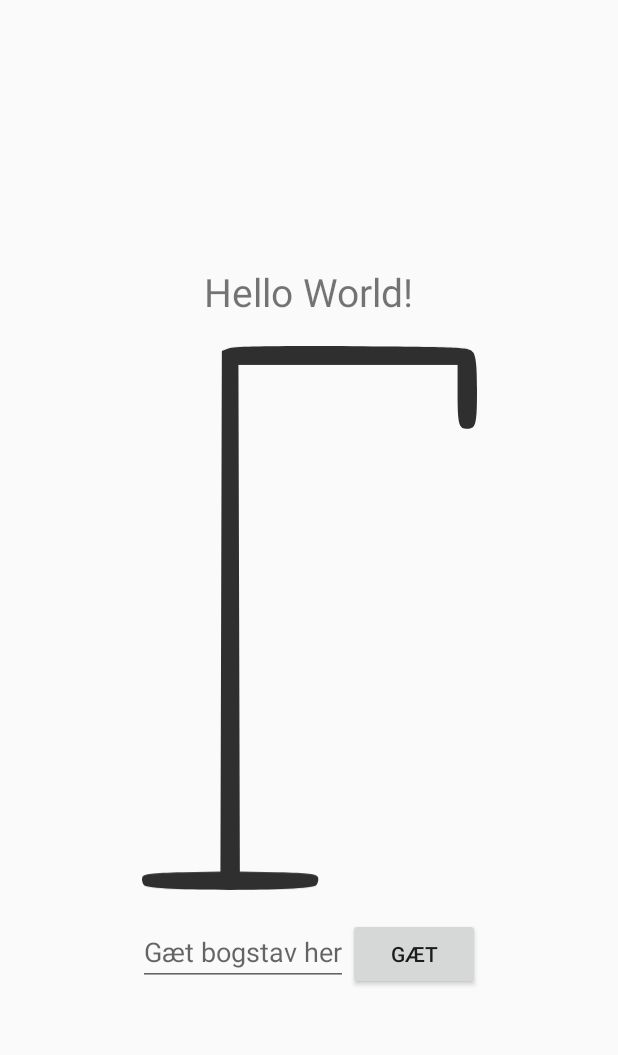
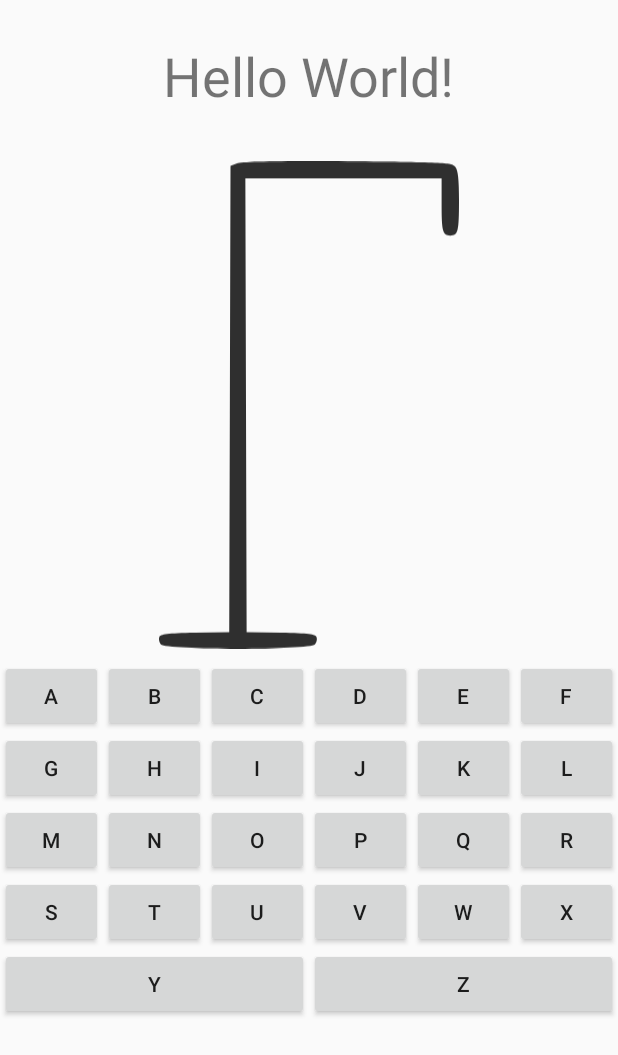
Before and after one commit to Logstor/Galgeleg, an Android app: the screen it shows after launch (MainActivity), after a tap on "New Game", on a phone screen of 412 x 824 dp. Shown: the top 1055 px of the screen. Run offline under Robolectric (Android 15) with nearby library versions, the phone set to English and light mode, and no system bars.

Commit message:
createdButtons() now creates the whole alphabet as buttons.

```diff
--- a/app/src/main/java/com/example/galgeleg/Fragments/GameFragment.java
+++ b/app/src/main/java/com/example/galgeleg/Fragments/GameFragment.java
@@ -5,8 +5,9 @@ import android.view.LayoutInflater;
 import android.view.View;
 import android.view.ViewGroup;
 import android.widget.Button;
-import android.widget.EditText;
 import android.widget.ImageView;
+import android.widget.TableLayout;
+import android.widget.TableRow;
 import android.widget.TextView;
 
 import androidx.annotation.NonNull;
@@ -16,12 +17,14 @@ import androidx.fragment.app.Fragment;
 import com.example.galgeleg.Logic.Galgelogik;
 import com.example.galgeleg.R;
 
+import java.util.ArrayList;
+import java.util.List;
+
 public class GameFragment extends Fragment implements View.OnClickListener
 {
 	private ImageView image;
 	private TextView txt_view;
-	private Button btn_guess;
-	private EditText txt_edit;
+	private List<Button> buttons;
 
 	private Galgelogik logic = Galgelogik.getInstance();
 
@@ -52,14 +55,12 @@ public class GameFragment extends Fragment implements View.OnClickListener
 	 */
 	private void setup(View view)
 	{
+		// Create all buttons
+		createButtons(view);
+
 		// Find element references
 		image		= view.findViewById(R.id.galge);
 		txt_view 	= view.findViewById(R.id.txt_word);
-		btn_guess	= view.findViewById(R.id.guess);
-		txt_edit	= view.findViewById(R.id.txt_guess);
-
-		// Listeners
-		btn_guess.setOnClickListener(this);
 
 		// Set the first picture
 		image.setImageResource(R.drawable.galgevec);
@@ -72,17 +73,11 @@ public class GameFragment extends Fragment implements View.OnClickListener
 	{
 		// Textview update
 		txt_view.setText(logic.getSynligtOrd());
-		txt_edit.setText("");
 
 		if (!logic.erSpilletSlut())
 		{
 			// Update image
 			updateImage();
-		}
-		else
-		{
-			// Change Button text
-			btn_guess.setText(R.string.reset);
 		}
 	}
 
@@ -95,8 +90,6 @@ public class GameFragment extends Fragment implements View.OnClickListener
 		logic.nulstil();
 		// Reset Image
 		image.setImageResource(R.drawable.galgevec);
-		// Reset Button text
-		btn_guess.setText(R.string.gæt);
 		// Update
 		update();
 	}
@@ -128,4 +121,77 @@ public class GameFragment extends Fragment implements View.OnClickListener
 				break;
 		}
 	}
+
+	/**
+	 * This method creates the whole keyboard.
+	 */
+	private void createButtons(View view)
+	{
+		// Get Table layout and alphabet
+		TableLayout layout = view.findViewById(R.id.table);
+		String[] alphabet = getResources().getStringArray(R.array.alphabet);
+
+		// Constants
+		final int LENGTH = alphabet.length;
+		final int BUTTON_ROW = getResources().getInteger(R.integer.btnPerRow);
+
+		// Create the ArrayList
+		buttons = new ArrayList<>(LENGTH);
+
+		// Button params
+		TableRow.LayoutParams params = new TableRow.LayoutParams();
+		params.weight = 1f;
+
+		// Go through all buttons and add them to the table
+		TableRow currRow = new TableRow(getContext());
+		for (int i=0; i < LENGTH ; i++)
+		{
+			// If true then create new row
+			if (i % BUTTON_ROW == 0)
+			{
+				layout.addView(currRow);
+				currRow = new TableRow(getContext());
+			}
+
+			// Create button
+			Button currButton = new Button(getContext());
+
+			// Set button params
+			currButton.setText(alphabet[i]);
+			currButton.setLayoutParams(params);
+
+			// Set buttons onClickListener
+			setButtonListener(currButton);
+
+			// Add Button to TableRow
+			currRow.addView(currButton);
+
+			// Add to button list
+			buttons.add(currButton);
+		}
+
+		// Lastly add to TableLayout
+		layout.addView(currRow);
+	}
+
+	/**
+	 * Set the correct onClickListener for the
+	 * alphabet letters.
+	 * @param btn Button to set
+	 */
+	private void setButtonListener(final Button btn)
+	{
+		btn.setOnClickListener(new View.OnClickListener()
+		{
+			@Override
+			public void onClick(View v)
+			{
+				// Set inactive
+				btn.setEnabled(false);
+
+				// Update logic
+				//TODO: Implement this
+			}
+		});
+	}
 }
--- a/app/src/main/res/layout/fragment_game.xml
+++ b/app/src/main/res/layout/fragment_game.xml
@@ -9,41 +9,30 @@
         android:layout_width="wrap_content"
         android:layout_height="wrap_content"
         android:text="Hello World!"
-        android:textSize="26sp"
+        android:textSize="36sp"
         app:layout_constraintBottom_toTopOf="@id/galge"
+        app:layout_constraintTop_toTopOf="parent"
         app:layout_constraintLeft_toLeftOf="parent"
         app:layout_constraintRight_toRightOf="parent"/>
 
     <ImageView
         android:id="@+id/galge"
-        android:layout_width="223dp"
-        android:layout_height="400dp"
+        android:layout_width="200dp"
+        android:layout_height="340dp"
+        android:layout_marginTop="100dp"
         app:layout_constraintEnd_toEndOf="parent"
         app:layout_constraintStart_toStartOf="parent"
         app:layout_constraintTop_toTopOf="parent"
-        app:layout_constraintBottom_toBottomOf="parent"
         app:srcCompat="@drawable/galgevec" />
 
-    <LinearLayout
+    <TableLayout
+        android:id="@+id/table"
         android:layout_width="wrap_content"
         android:layout_height="wrap_content"
-        app:layout_constraintTop_toBottomOf="@id/galge"
-        app:layout_constraintEnd_toEndOf="parent"
-        app:layout_constraintStart_toStartOf="parent">
+        app:layout_constraintTop_toBottomOf="@+id/galge"
+        app:layout_constraintStart_toStartOf="parent"
+        app:layout_constraintEnd_toEndOf="parent">
 
-        <EditText
-            android:id="@+id/txt_guess"
-            android:layout_width="wrap_content"
-            android:layout_height="wrap_content"
-            android:hint="@string/editHint"
-            android:inputType="textPersonName"
-            android:text="" />
-
-        <Button
-            android:id="@+id/guess"
-            android:layout_width="wrap_content"
-            android:layout_height="wrap_content"
-            android:text="@string/gæt" />
-    </LinearLayout>
+    </TableLayout>
 
 </androidx.constraintlayout.widget.ConstraintLayout>
```
